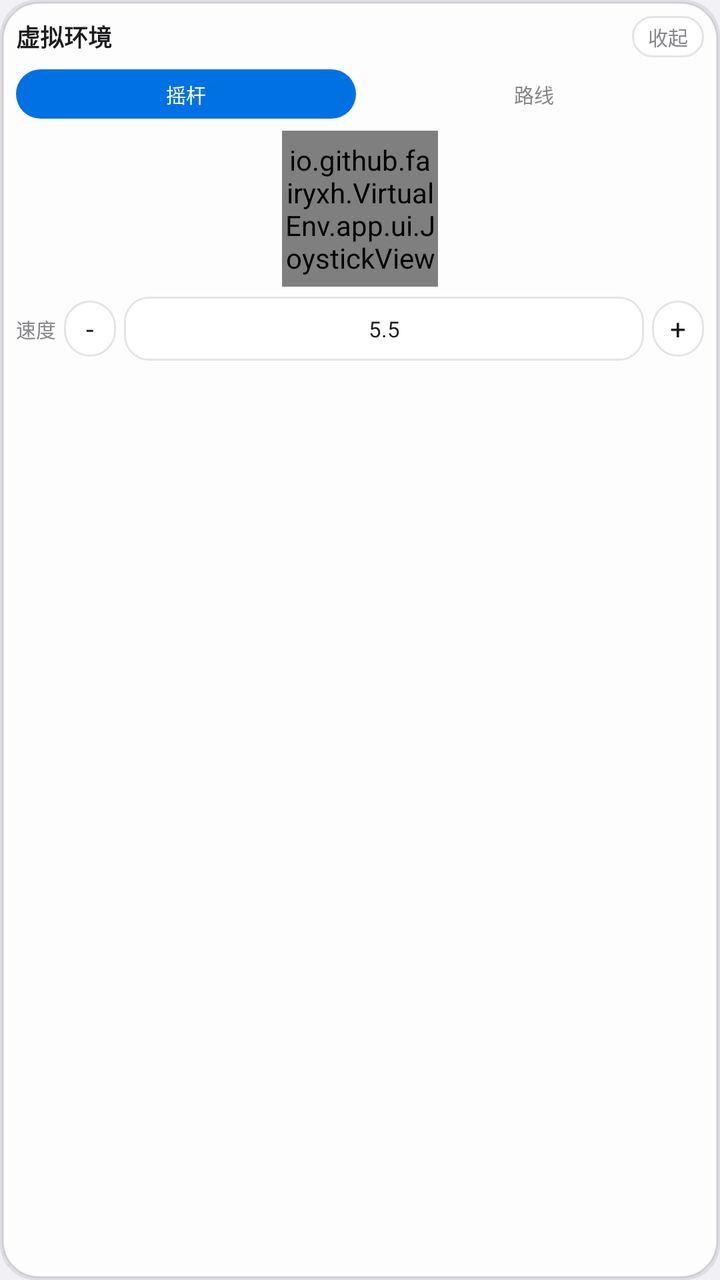
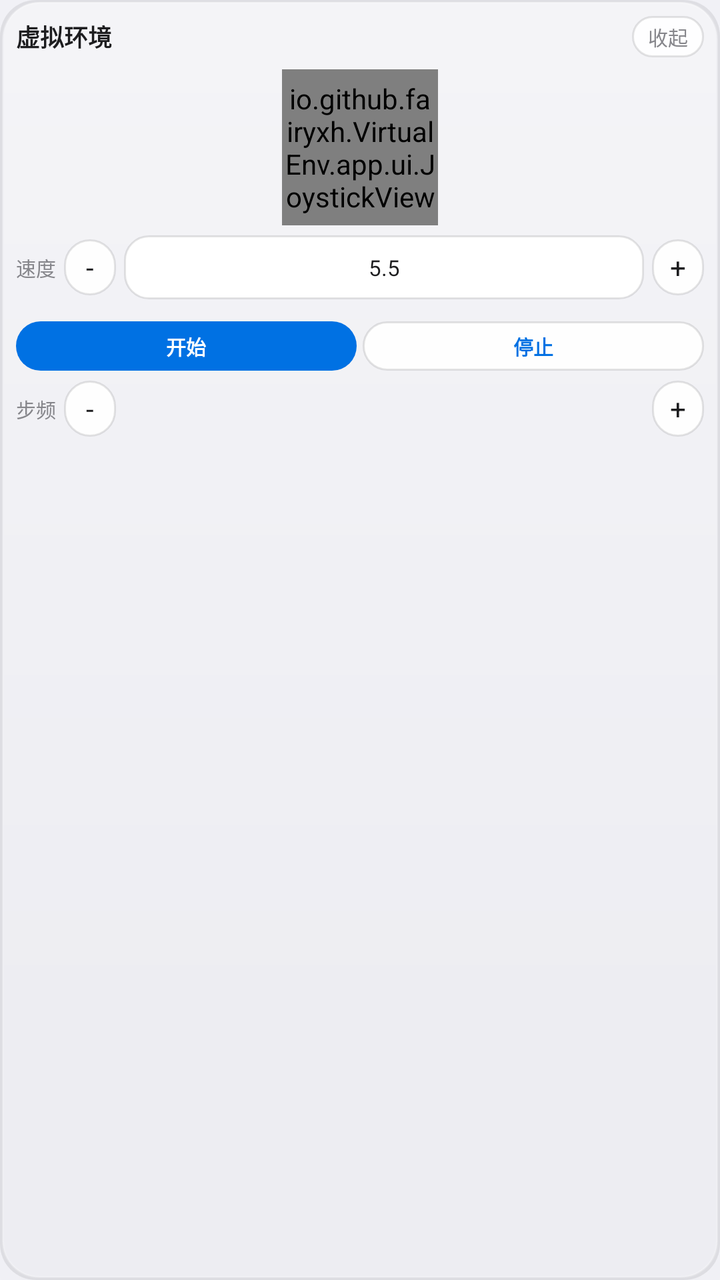

Screens rendered from an Android XML layout before and after an edit, with the pre-edit source and the edit as a unified diff.
<!-- AndroidManifest.xml: application theme Theme.ZVirtualEnv -->
<!-- res/layout/float_control_window.xml -->
<?xml version="1.0" encoding="utf-8"?>
<LinearLayout xmlns:android="http://schemas.android.com/apk/res/android"
    android:layout_width="160dp"
    android:layout_height="wrap_content"
    android:background="@drawable/bg_card"
    android:elevation="12dp"
    android:orientation="vertical"
    android:padding="8dp">

    
    <LinearLayout
        android:id="@+id/floatHeader"
        android:layout_width="match_parent"
        android:layout_height="wrap_content"
        android:gravity="center_vertical"
        android:orientation="horizontal">

        <TextView
            android:layout_width="0dp"
            android:layout_height="wrap_content"
            android:layout_weight="1"
            android:text="@string/float_window_title_short"
            android:textColor="@color/text_primary"
            android:textSize="12sp"
            android:textStyle="bold" />

        <TextView
            android:id="@+id/collapseButton"
            android:layout_width="wrap_content"
            android:layout_height="wrap_content"
            android:background="@drawable/bg_pill_secondary"
            android:paddingStart="8dp"
            android:paddingTop="3dp"
            android:paddingEnd="8dp"
            android:paddingBottom="3dp"
            android:text="@string/float_collapse"
            android:textColor="@color/text_secondary"
            android:textSize="10sp" />
    </LinearLayout>

    
    <LinearLayout
        android:layout_width="match_parent"
        android:layout_height="wrap_content"
        android:layout_marginTop="6dp"
        android:orientation="horizontal">

        <TextView
            android:id="@+id/modeJoystick"
            android:layout_width="0dp"
            android:layout_height="wrap_content"
            android:layout_weight="1"
            android:background="@drawable/bg_pill"
            android:gravity="center"
            android:paddingTop="5dp"
            android:paddingBottom="5dp"
            android:text="@string/float_mode_joystick"
            android:textColor="@color/bg_secondary"
            android:textSize="10sp" />

        <TextView
            android:id="@+id/modeRoute"
            android:layout_width="0dp"
            android:layout_height="wrap_content"
            android:layout_marginStart="4dp"
            android:layout_weight="1"
            android:gravity="center"
            android:paddingTop="5dp"
            android:paddingBottom="5dp"
            android:text="@string/float_mode_route"
            android:textColor="@color/text_secondary"
            android:textSize="10sp" />
    </LinearLayout>

    
    <LinearLayout
        android:id="@+id/joystickPanel"
        android:layout_width="match_parent"
        android:layout_height="150dp"
        android:layout_marginTop="6dp"
        android:orientation="vertical">

        <io.github.fairyxh.VirtualEnv.app.ui.JoystickView
            android:id="@+id/joystickPad"
            android:layout_width="78dp"
            android:layout_height="78dp"
            android:layout_gravity="center_horizontal" />

        
        <LinearLayout
            android:layout_width="match_parent"
            android:layout_height="wrap_content"
            android:layout_marginTop="5dp"
            android:gravity="center_vertical"
            android:orientation="horizontal">

            <TextView
                android:layout_width="wrap_content"
                android:layout_height="wrap_content"
                android:text="@string/float_speed"
                android:textColor="@color/text_secondary"
                android:textSize="10sp" />

            <TextView
                android:id="@+id/speedMinus"
                android:layout_width="26dp"
                android:layout_height="28dp"
                android:layout_marginStart="4dp"
                android:background="@drawable/bg_pill_secondary"
                android:gravity="center"
                android:text="-"
                android:textColor="@color/text_primary"
                android:textSize="14sp" />

            <EditText
                android:id="@+id/speedInput"
                android:layout_width="0dp"
                android:layout_height="32dp"
                android:layout_marginStart="4dp"
                android:layout_marginEnd="4dp"
                android:layout_weight="1"
                android:background="@drawable/bg_field"
                android:gravity="center"
                android:hint="@string/float_route_speed_hint_value"
                android:inputType="numberDecimal"
                android:maxLines="1"
                android:text="5.5"
                android:textColor="@color/text_primary"
                android:textColorHint="@color/text_tertiary"
                android:textSize="11sp" />

            <TextView
                android:id="@+id/speedPlus"
                android:layout_width="26dp"
                android:layout_height="28dp"
                android:background="@drawable/bg_pill_secondary"
                android:gravity="center"
                android:text="+"
                android:textColor="@color/text_primary"
                android:textSize="14sp" />
        </LinearLayout>
    </LinearLayout>

    
    <LinearLayout
        android:id="@+id/routePanel"
        android:layout_width="match_parent"
        android:layout_height="150dp"
        android:layout_marginTop="6dp"
        android:orientation="vertical"
        android:visibility="gone">

        <LinearLayout
            android:layout_width="match_parent"
            android:layout_height="wrap_content"
            android:gravity="center_vertical"
            android:orientation="horizontal">

            <Spinner
                android:id="@+id/routeSpinner"
                android:layout_width="0dp"
                android:layout_height="wrap_content"
                android:layout_weight="1"
                android:spinnerMode="dropdown" />

            <TextView
                android:id="@+id/routeRefreshButton"
                android:layout_width="wrap_content"
                android:layout_height="wrap_content"
                android:layout_marginStart="4dp"
                android:background="@drawable/bg_pill_secondary"
                android:paddingStart="6dp"
                android:paddingTop="3dp"
                android:paddingEnd="6dp"
                android:paddingBottom="3dp"
                android:text="@string/float_route_refresh"
                android:textColor="@color/text_secondary"
                android:textSize="10sp" />
        </LinearLayout>

        
        <LinearLayout
            android:layout_width="match_parent"
            android:layout_height="wrap_content"
            android:layout_marginTop="5dp"
            android:orientation="horizontal">

            <Button
                android:id="@+id/routeStartButton"
                android:layout_width="0dp"
                android:layout_height="wrap_content"
                android:layout_weight="1"
                android:minWidth="0dp"
                android:minHeight="0dp"
                android:paddingTop="5dp"
                android:paddingBottom="5dp"
                android:text="@string/float_route_start"
                android:textSize="10sp"
                style="@style/Button.Pill" />

            <Button
                android:id="@+id/routePauseResumeButton"
                android:layout_width="0dp"
                android:layout_height="wrap_content"
                android:layout_marginStart="3dp"
                android:layout_weight="1"
                android:minWidth="0dp"
                android:minHeight="0dp"
                android:paddingTop="5dp"
                android:paddingBottom="5dp"
                android:text="@string/float_route_pause_resume"
                android:textSize="10sp"
                style="@style/Button.Pill.Secondary" />

            <Button
                android:id="@+id/routeStopButton"
                android:layout_width="0dp"
                android:layout_height="wrap_content"
                android:layout_marginStart="3dp"
                android:layout_weight="1"
                android:minWidth="0dp"
                android:minHeight="0dp"
                android:paddingTop="5dp"
                android:paddingBottom="5dp"
                android:text="@string/float_route_stop"
                android:textSize="10sp"
                style="@style/Button.Pill.Secondary" />
        </LinearLayout>

        
        <LinearLayout
            android:layout_width="match_parent"
            android:layout_height="wrap_content"
            android:layout_marginTop="5dp"
            android:gravity="center_vertical"
            android:orientation="horizontal">

            <TextView
                android:layout_width="wrap_content"
                android:layout_height="wrap_content"
                android:text="@string/float_step_label"
                android:textColor="@color/text_secondary"
                android:textSize="10sp" />

            <TextView
                android:id="@+id/freqStepMinus"
                android:layout_width="26dp"
                android:layout_height="28dp"
                android:layout_marginStart="4dp"
                android:background="@drawable/bg_pill_secondary"
                android:gravity="center"
                android:text="-"
                android:textColor="@color/text_primary"
                android:textSize="14sp" />

            <TextView
                android:id="@+id/freqStepValue"
                android:layout_width="0dp"
                android:layout_height="wrap_content"
                android:layout_marginStart="4dp"
                android:layout_marginEnd="4dp"
                android:layout_weight="1"
                android:gravity="center"
                android:textColor="@color/text_primary"
                android:textSize="11sp" />

            <TextView
                android:id="@+id/freqStepPlus"
                android:layout_width="26dp"
                android:layout_height="28dp"
                android:background="@drawable/bg_pill_secondary"
                android:gravity="center"
                android:text="+"
                android:textColor="@color/text_primary"
                android:textSize="14sp" />
        </LinearLayout>
    </LinearLayout>
</LinearLayout>
<!-- resources referenced by this layout -->
<resources>
  <color name="bg_secondary">#FFFFFF</color>
  <color name="text_primary">#1D1D1F</color>
  <color name="text_secondary">#86868B</color>
  <color name="text_tertiary">#AEAEB2</color>
  <!-- drawable bg_card (drawable) -->
  <?xml version="1.0" encoding="utf-8"?>
  <layer-list xmlns:android="http://schemas.android.com/apk/res/android">
      <item>
          <shape android:shape="rectangle">
              <corners android:radius="@dimen/radius_card" />
              <solid android:color="@color/glass_shadow" />
          </shape>
      </item>
      <item
          android:bottom="1dp"
          android:left="1dp"
          android:right="1dp"
          android:top="1dp">
          <shape android:shape="rectangle">
              <corners android:radius="@dimen/radius_card" />
              <solid android:color="@color/card_fill" />
              <stroke
                  android:width="1dp"
                  android:color="@color/card_border" />
          </shape>
      </item>
  </layer-list>
  <string name="float_collapse">收起</string>
  <string name="float_mode_joystick">摇杆</string>
  <string name="float_mode_route">路线</string>
  <string name="float_route_pause_resume">暂停/继续</string>
  <string name="float_route_refresh">刷新</string>
  <string name="float_route_speed_hint_value">如 5.0</string>
  <string name="float_route_start">开始</string>
  <string name="float_route_stop">停止</string>
  <string name="float_speed">速度</string>
  <string name="float_step_label">步频</string>
  <string name="float_window_title_short">虚拟环境</string>
  <style name="Button.Pill" parent="">
          <item name="android:background">@drawable/bg_pill</item>
          <item name="android:minHeight">@dimen/touch_min</item>
          <item name="android:textColor">@color/bg_secondary</item>
          <item name="android:textSize">@dimen/text_headline</item>
          <item name="android:textStyle">bold</item>
          <item name="android:stateListAnimator">@null</item>
          <item name="android:paddingStart">@dimen/space_lg</item>
          <item name="android:paddingEnd">@dimen/space_lg</item>
      </style>
  <style name="Button.Pill.Secondary" parent="">
          <item name="android:background">@drawable/bg_pill_secondary</item>
          <item name="android:minHeight">@dimen/touch_min</item>
          <item name="android:textColor">@color/accent</item>
          <item name="android:textSize">@dimen/text_headline</item>
          <item name="android:textStyle">bold</item>
          <item name="android:stateListAnimator">@null</item>
          <item name="android:paddingStart">@dimen/space_lg</item>
          <item name="android:paddingEnd">@dimen/space_lg</item>
      </style>
  <dimen name="radius_card">18dp</dimen>
  <color name="glass_shadow">#14000000</color>
  <color name="card_fill">#F2FFFFFF</color>
  <color name="card_border">#1A000000</color>
  <dimen name="radius_control">12dp</dimen>
  <color name="accent">#0071E3</color>
  <dimen name="radius_pill">980dp</dimen>
  <color name="accent_press">#0A5DC2</color>
  <color name="bg_tertiary">#E5E5EA</color>
  <dimen name="touch_min">48dp</dimen>
  <dimen name="text_headline">17sp</dimen>
  <dimen name="space_lg">24dp</dimen>
  <color name="bg_primary">#F2F2F7</color>
  <!-- unchanged entries left out for length: 4 -->
</resources>

<!-- the commit's change to res/layout/float_control_window.xml (unified diff, before → after) -->
@@ -1,8 +1,8 @@
 <?xml version="1.0" encoding="utf-8"?>
 <LinearLayout xmlns:android="http://schemas.android.com/apk/res/android"
-    android:layout_width="160dp"
+    android:layout_width="match_parent"
     android:layout_height="wrap_content"
-    android:background="@drawable/bg_card"
+    android:background="@drawable/bg_card_glass"
     android:elevation="12dp"
     android:orientation="vertical"
     android:padding="8dp">
@@ -39,44 +39,12 @@
     </LinearLayout>
 
     
-    <LinearLayout
-        android:layout_width="match_parent"
-        android:layout_height="wrap_content"
-        android:layout_marginTop="6dp"
-        android:orientation="horizontal">
-
-        <TextView
-            android:id="@+id/modeJoystick"
-            android:layout_width="0dp"
-            android:layout_height="wrap_content"
-            android:layout_weight="1"
-            android:background="@drawable/bg_pill"
-            android:gravity="center"
-            android:paddingTop="5dp"
-            android:paddingBottom="5dp"
-            android:text="@string/float_mode_joystick"
-            android:textColor="@color/bg_secondary"
-            android:textSize="10sp" />
-
-        <TextView
-            android:id="@+id/modeRoute"
-            android:layout_width="0dp"
-            android:layout_height="wrap_content"
-            android:layout_marginStart="4dp"
-            android:layout_weight="1"
-            android:gravity="center"
-            android:paddingTop="5dp"
-            android:paddingBottom="5dp"
-            android:text="@string/float_mode_route"
-            android:textColor="@color/text_secondary"
-            android:textSize="10sp" />
-    </LinearLayout>
 
     
     <LinearLayout
         android:id="@+id/joystickPanel"
         android:layout_width="match_parent"
-        android:layout_height="150dp"
+        android:layout_height="wrap_content"
         android:layout_marginTop="6dp"
         android:orientation="vertical">
 
@@ -119,6 +87,7 @@
                 android:layout_marginStart="4dp"
                 android:layout_marginEnd="4dp"
                 android:layout_weight="1"
+                android:minWidth="0dp"
                 android:background="@drawable/bg_field"
                 android:gravity="center"
                 android:hint="@string/float_route_speed_hint_value"
@@ -145,38 +114,9 @@
     <LinearLayout
         android:id="@+id/routePanel"
         android:layout_width="match_parent"
-        android:layout_height="150dp"
+        android:layout_height="wrap_content"
         android:layout_marginTop="6dp"
-        android:orientation="vertical"
-        android:visibility="gone">
-
-        <LinearLayout
-            android:layout_width="match_parent"
-            android:layout_height="wrap_content"
-            android:gravity="center_vertical"
-            android:orientation="horizontal">
-
-            <Spinner
-                android:id="@+id/routeSpinner"
-                android:layout_width="0dp"
-                android:layout_height="wrap_content"
-                android:layout_weight="1"
-                android:spinnerMode="dropdown" />
-
-            <TextView
-                android:id="@+id/routeRefreshButton"
-                android:layout_width="wrap_content"
-                android:layout_height="wrap_content"
-                android:layout_marginStart="4dp"
-                android:background="@drawable/bg_pill_secondary"
-                android:paddingStart="6dp"
-                android:paddingTop="3dp"
-                android:paddingEnd="6dp"
-                android:paddingBottom="3dp"
-                android:text="@string/float_route_refresh"
-                android:textColor="@color/text_secondary"
-                android:textSize="10sp" />
-        </LinearLayout>
+        android:orientation="vertical">
 
         
         <LinearLayout
@@ -197,20 +137,6 @@
                 android:text="@string/float_route_start"
                 android:textSize="10sp"
                 style="@style/Button.Pill" />
-
-            <Button
-                android:id="@+id/routePauseResumeButton"
-                android:layout_width="0dp"
-                android:layout_height="wrap_content"
-                android:layout_marginStart="3dp"
-                android:layout_weight="1"
-                android:minWidth="0dp"
-                android:minHeight="0dp"
-                android:paddingTop="5dp"
-                android:paddingBottom="5dp"
-                android:text="@string/float_route_pause_resume"
-                android:textSize="10sp"
-                style="@style/Button.Pill.Secondary" />
 
             <Button
                 android:id="@+id/routeStopButton"
<!-- resource entries referenced after the edit -->
@@ -4,7 +4,7 @@
   <color name="text_primary">#1D1D1F</color>
   <color name="text_secondary">#86868B</color>
   <color name="text_tertiary">#AEAEB2</color>
-  <!-- drawable bg_card (drawable) -->
+  <!-- drawable bg_card_glass (drawable) -->
   <?xml version="1.0" encoding="utf-8"?>
   <layer-list xmlns:android="http://schemas.android.com/apk/res/android">
       <item>
@@ -20,18 +20,31 @@
           android:top="1dp">
           <shape android:shape="rectangle">
               <corners android:radius="@dimen/radius_card" />
-              <solid android:color="@color/card_fill" />
+              <solid android:color="@color/glass_fill" />
               <stroke
                   android:width="1dp"
-                  android:color="@color/card_border" />
+                  android:color="@color/glass_border" />
+          </shape>
+      </item>
+      
+      <item
+          android:bottom="90dp"
+          android:left="2dp"
+          android:right="2dp"
+          android:top="1dp">
+          <shape android:shape="rectangle">
+              <corners
+                  android:topLeftRadius="@dimen/radius_card"
+                  android:topRightRadius="@dimen/radius_card" />
+              <gradient
+                  android:type="linear"
+                  android:angle="-90"
+                  android:startColor="@color/glass_highlight"
+                  android:endColor="@android:color/transparent" />
           </shape>
       </item>
   </layer-list>
   <string name="float_collapse">收起</string>
-  <string name="float_mode_joystick">摇杆</string>
-  <string name="float_mode_route">路线</string>
-  <string name="float_route_pause_resume">暂停/继续</string>
-  <string name="float_route_refresh">刷新</string>
   <string name="float_route_speed_hint_value">如 5.0</string>
   <string name="float_route_start">开始</string>
   <string name="float_route_stop">停止</string>
@@ -60,6 +73,9 @@
       </style>
   <dimen name="radius_card">18dp</dimen>
   <color name="glass_shadow">#14000000</color>
+  <color name="glass_fill">#CCF2F2F7</color>
+  <color name="glass_border">#40FFFFFF</color>
+  <color name="glass_highlight">#66FFFFFF</color>
   <color name="card_fill">#F2FFFFFF</color>
   <color name="card_border">#1A000000</color>
   <dimen name="radius_control">12dp</dimen>
